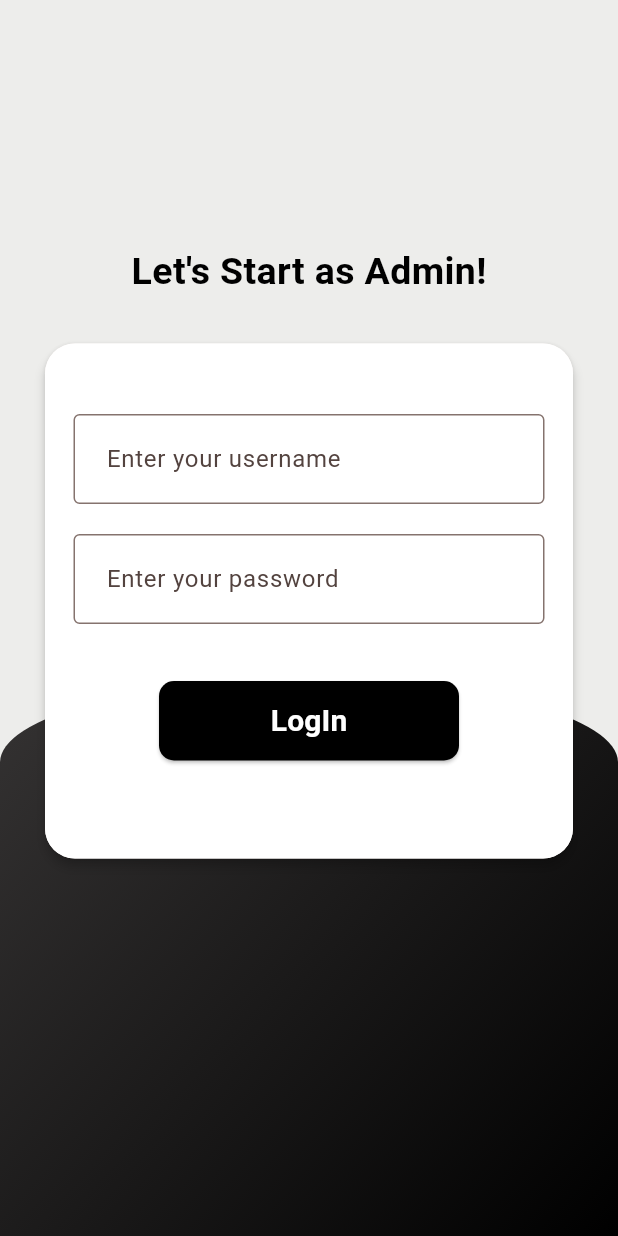
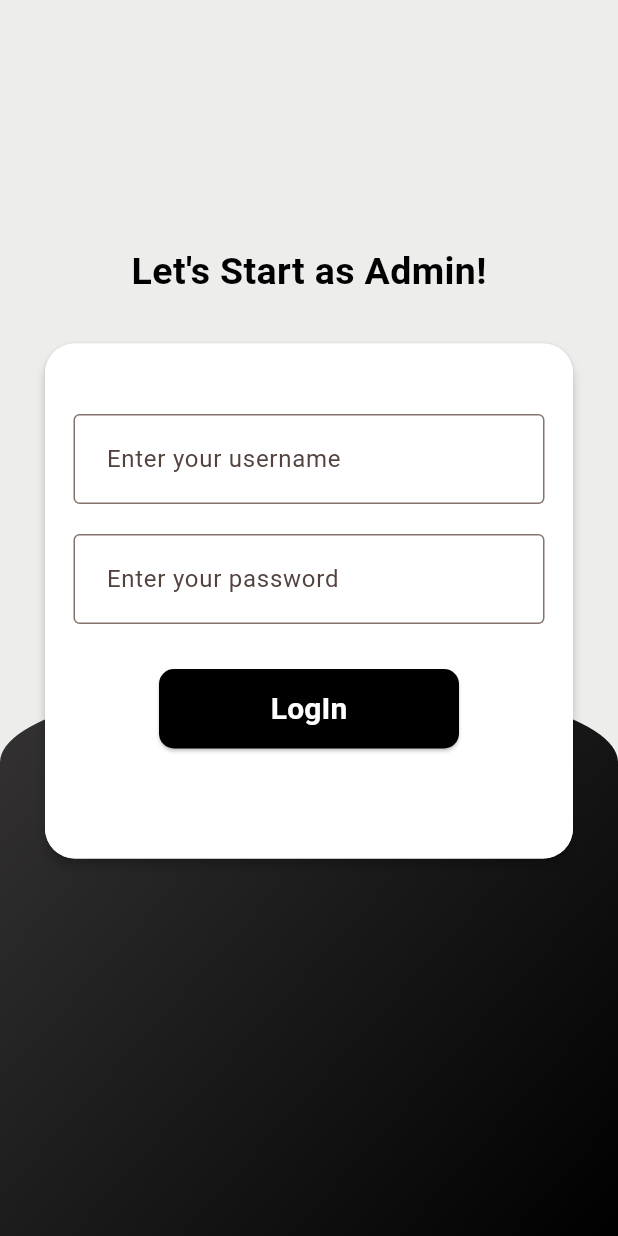
Before and after one commit to MUHAMMEDSINANCP/Quick-Foodie, a Flutter app: the screen it shows after launch, on a phone screen of 412 x 824 dp. Run offline on Flutter 3.47's test engine with Material 3 defaults, Android fonts, the light colour scheme and no system bars; our stand-ins replace cloud_firestore, curved_navigation_bar, firebase_auth, firebase_core, random_string, shared_preferences; missing offline and left inert: flutter_stripe; accounts and stored records are empty.

Commit message:
Admin Page Modified

```diff
--- a/lib/admin/admin_login.dart
+++ b/lib/admin/admin_login.dart
@@ -134,7 +134,7 @@ class _AdminLoginState extends State<AdminLogin> {
                                   ),
                                 ),
                                 const SizedBox(
-                                  height: 38.0,
+                                  height: 30.0,
                                 ),
                                 SizedBox(
                                   width: 200,
```
